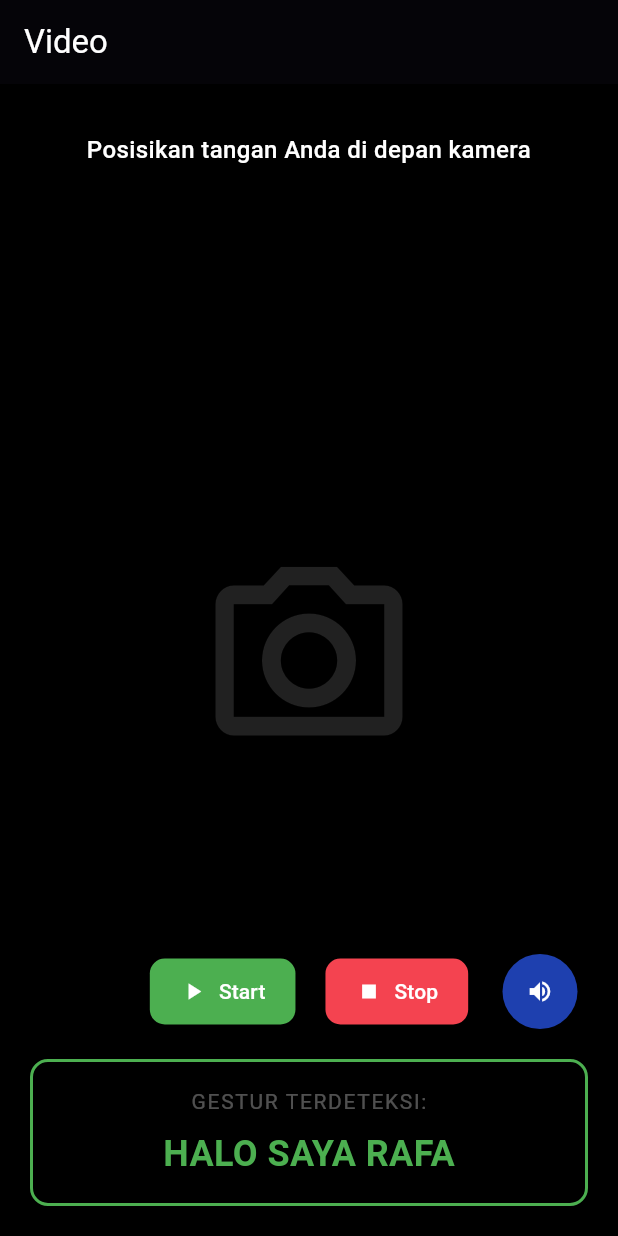
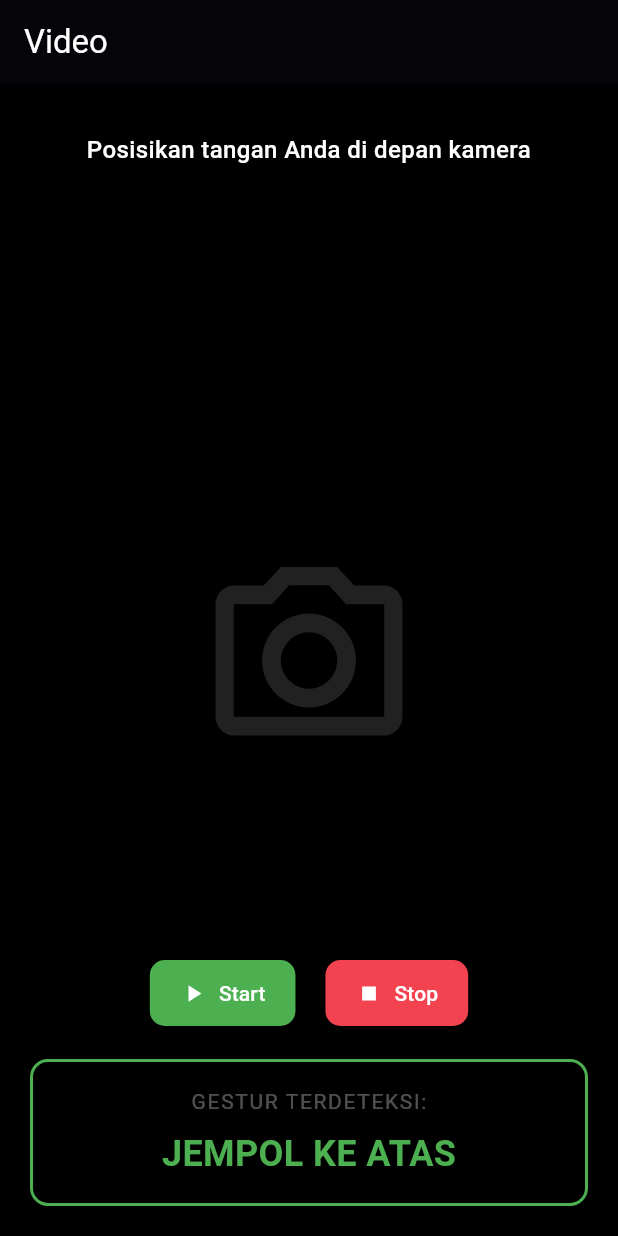
Before and after one commit to RafaMufid/Gestra-Mobile, a Flutter app: the VideoPage screen opened directly, after a tap on "Start", on a phone screen of 412 x 824 dp. Run offline on Flutter 3.47's test engine with Material 3 defaults, Android fonts, the phone set to English and light mode, and no system bars.

Commit message:
Revert "Rafa"

```diff
--- a/gestra/lib/video.dart
+++ b/gestra/lib/video.dart
@@ -1,15 +1,7 @@
 import 'package:flutter/material.dart';
 
-class VideoPage extends StatefulWidget {
+class VideoPage extends StatelessWidget {
   const VideoPage({super.key});
-
-  @override
-  State<VideoPage> createState() => _VideoPageState();
-}
-
-class _VideoPageState extends State<VideoPage> {
-  bool _isRecording = false;
-  String _detectedText = 'TIDAK ADA';
 
   @override
   Widget build(BuildContext context) {
@@ -48,8 +40,6 @@ class _VideoPageState extends State<VideoPage> {
   }
 
   Widget _buildGestureOverlay() {
-    final Color statusColor = _isRecording ? Colors.green : Colors.grey;
-
     return Padding(
       padding: const EdgeInsets.all(20.0),
       child: Column(
@@ -71,29 +61,18 @@ class _VideoPageState extends State<VideoPage> {
               textAlign: TextAlign.center,
             ),
           ),
+
           Spacer(),
-          _buildButtonRow(
-            onStart: () {
-              setState(() {
-                _isRecording = true;
-                _detectedText = 'HALO SAYA RAFA';
-              });
-            },
-            onStop: () {
-              setState(() {
-                _isRecording = false;
-                _detectedText = 'TIDAK ADA';
-              });
-            },
-          ),
-          const SizedBox(height: 20),
+          _buildRecordButtons(),
+          SizedBox(height: 20),
+
           Container(
             width: double.infinity,
             padding: const EdgeInsets.all(16.0),
             decoration: BoxDecoration(
               color: const Color.fromARGB(60, 0, 0, 0),
               borderRadius: BorderRadius.circular(12.0),
-              border: Border.all(color: statusColor, width: 2),
+              border: Border.all(color: Colors.green, width: 2),
             ),
             child: Column(
               children: [
@@ -106,10 +85,10 @@ class _VideoPageState extends State<VideoPage> {
                   ),
                 ),
                 const SizedBox(height: 8.0),
-                Text(
-                  _detectedText,
+                const Text(
+                  'JEMPOL KE ATAS',
                   style: TextStyle(
-                    color: statusColor,
+                    color: Colors.green,
                     fontSize: 24.0,
                     fontWeight: FontWeight.bold,
                   ),
@@ -122,16 +101,15 @@ class _VideoPageState extends State<VideoPage> {
     );
   }
 
-  Widget _buildButtonRow({required VoidCallback onStart, required VoidCallback onStop}) {
-    return Stack(
-      alignment: Alignment.center,
-      children: [
-        Row(
+  Widget _buildRecordButtons() {
+    return Row(
       mainAxisAlignment: MainAxisAlignment.center,
       children: [
         // Tombol Start
         ElevatedButton.icon(
-              onPressed: onStart,
+          onPressed: () {
+            // ini buat logika pas dipencet belom beres pak
+          },
           icon: const Icon(Icons.play_arrow, color: Colors.white),
           label: const Text(
             'Start',
@@ -146,9 +124,11 @@ class _VideoPageState extends State<VideoPage> {
           ),
         ),
         const SizedBox(width: 20),
-
+        // Tombol Stop
         ElevatedButton.icon(
-              onPressed: onStop,
+          onPressed: () {
+            // ini juga logic buat pas button dipencet tapi belom hehe
+          },
           icon: const Icon(Icons.stop, color: Colors.white),
           label: const Text(
             'Stop',
@@ -163,33 +143,6 @@ class _VideoPageState extends State<VideoPage> {
           ),
         ),
       ],
-        ),
-
-        Align(
-          alignment: Alignment.centerRight,
-          child: ElevatedButton(
-            onPressed: () {
-              if (_isRecording && _detectedText != 'TIDAK ADA') {
-                ScaffoldMessenger.of(context).showSnackBar(
-                  SnackBar(
-                    content: Text('Memutar audio untuk: $_detectedText'),
-                    backgroundColor: const Color(0xFF1E40AF),
-                  ),
-                );
-              }
-            },
-            style: ElevatedButton.styleFrom(
-              backgroundColor: const Color(0xFF1E40AF),
-              shape: const CircleBorder(),
-              padding: const EdgeInsets.all(16),
-            ),
-            child: const Icon(
-              Icons.volume_up,
-              color: Colors.white,
-            ),
-          ),
-        ),
-      ],
     );
   }
 }
```
Lines whose indentation alone changed are shown as unchanged.
